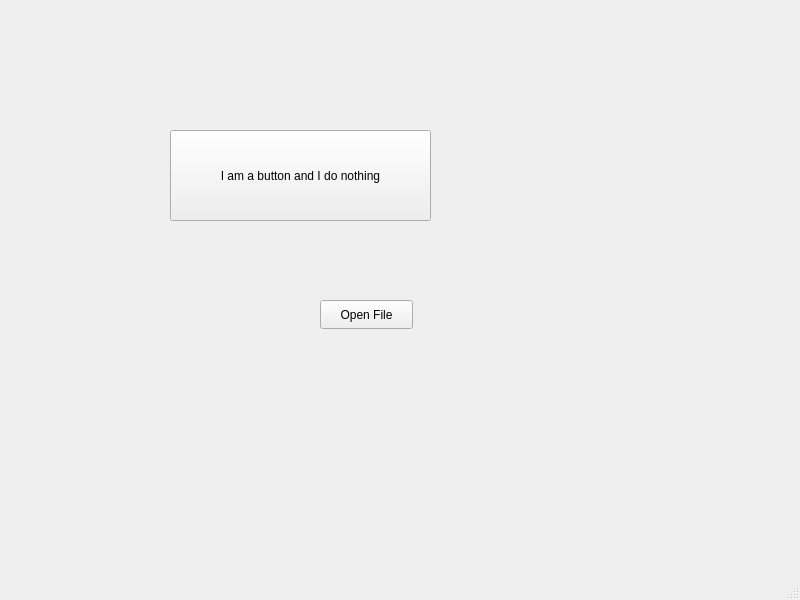
jennadunford2000/JenSeq, file mainwindow.ui: the form before one commit.
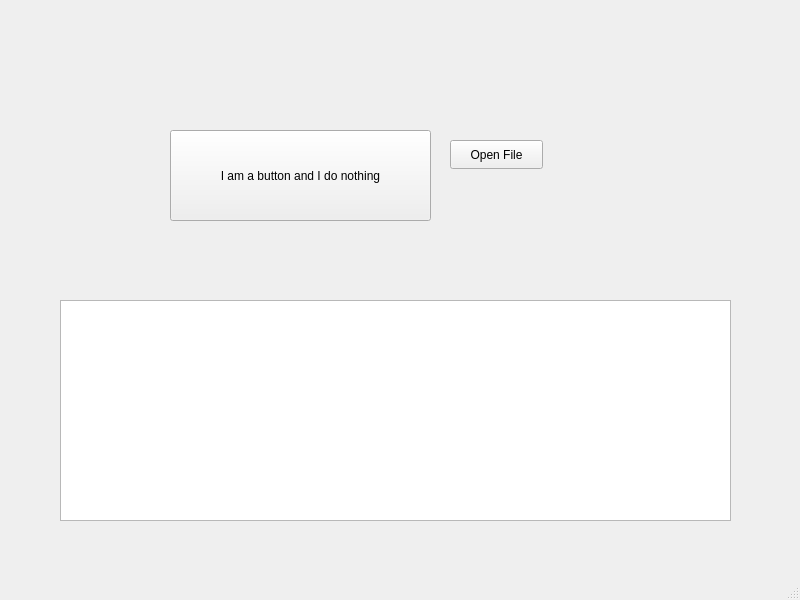
The form after the commit.

The edit to the form file:
```diff
--- a/mainwindow.ui
+++ b/mainwindow.ui
@@ -30,8 +30,8 @@
    <widget class="QPushButton" name="pushButton_2">
     <property name="geometry">
      <rect>
-      <x>320</x>
-      <y>300</y>
+      <x>450</x>
+      <y>140</y>
       <width>93</width>
       <height>29</height>
      </rect>
@@ -40,6 +40,19 @@
      <string>Open File</string>
     </property>
    </widget>
+   <widget class="QTextEdit" name="Output">
+    <property name="enabled">
+     <bool>true</bool>
+    </property>
+    <property name="geometry">
+     <rect>
+      <x>60</x>
+      <y>300</y>
+      <width>671</width>
+      <height>221</height>
+     </rect>
+    </property>
+   </widget>
   </widget>
   <widget class="QMenuBar" name="menubar">
    <property name="geometry">
```
